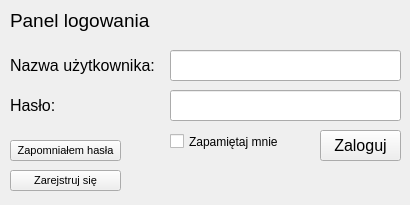
Above: Frontend/Main/UiFiles/Login_window.ui from sasuke5055/Python-messenger1 before the change. Below: the same form after it.
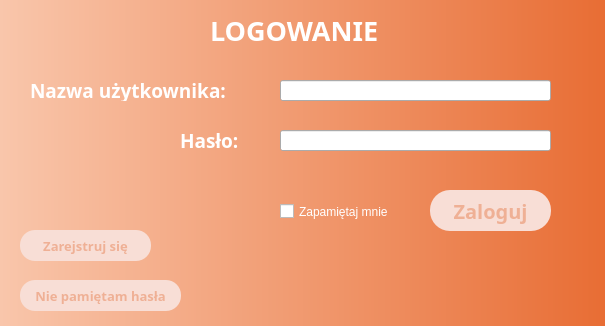
That is the form after the change.

Commit message: style: add style to all ui windows

```diff
--- a/Frontend/Main/UiFiles/Login_window.ui
+++ b/Frontend/Main/UiFiles/Login_window.ui
@@ -6,8 +6,8 @@
    <rect>
     <x>0</x>
     <y>0</y>
-    <width>410</width>
-    <height>205</height>
+    <width>605</width>
+    <height>326</height>
    </rect>
   </property>
   <property name="sizePolicy">
@@ -24,62 +24,134 @@
   </property>
   <property name="maximumSize">
    <size>
-    <width>410</width>
-    <height>205</height>
+    <width>999</width>
+    <height>999</height>
    </size>
   </property>
   <property name="windowTitle">
    <string>Logowanie</string>
   </property>
+  <property name="styleSheet">
+   <string notr="true">#MainWindow{
+background-color: qlineargradient(spread:pad, x1:0, y1:0, x2:1, y2:0, stop:0 rgba(249, 198, 171, 255), stop:1 rgba(232, 109, 52, 255));
+font: bold 20pt &quot;Routed Gothic&quot;;
+border-radius: 35px;
+}
+#centralwidget{
+background-color: qlineargradient(spread:pad, x1:0, y1:0, x2:1, y2:0, stop:0 rgba(249, 198, 171, 255), stop:1 rgba(232, 109, 52, 255));
+}
+#checkBox_remember{
+font: bold 11pt &quot;Routed Gothic&quot;;
+color:white
+}
+#button_login{
+background-color: rgb(248, 222, 214);
+border-radius: 20px;
+font: bold 15pt &quot;Routed Gothic&quot;;
+color: rgba(224,102,46,99)
+}
+#button_login:hover {
+background-color: rgba(228, 78, 9, 255);
+color: white
+}
+#button_register{
+background-color: rgb(248, 222, 214);
+border-radius: 15px;
+font: bold 10pt &quot;Routed Gothic&quot;;
+color: rgba(224,102,46,99)
+}
+#button_register:hover {
+background-color: rgba(228, 78, 9, 255);
+color: white
+}
+#button_forgot{
+background-color: rgb(248, 222, 214);
+border-radius: 15px;
+font: bold 10pt &quot;Routed Gothic&quot;;
+color: rgba(224,102,46,99)
+}
+#button_forgot:hover {
+background-color: rgba(228, 78, 9, 255);
+color: white
+}
+#label_Haslo{
+border-radius: 35px;
+font: bold 14pt &quot;Routed Gothic&quot;;
+color:white
+}
+#label_Logowanie{
+border-radius: 35px;
+font: bold 20pt &quot;Routed Gothic&quot;;
+color:white
+}
+#label_Nazwa{
+border-radius: 35px;
+font: bold 14pt &quot;Routed Gothic&quot;;
+color:white
+}
+</string>
+  </property>
   <widget class="QWidget" name="centralwidget">
-   <widget class="QLabel" name="label">
+   <widget class="QLabel" name="label_Logowanie">
     <property name="geometry">
      <rect>
-      <x>10</x>
-      <y>0</y>
-      <width>211</width>
+      <x>210</x>
+      <y>10</y>
+      <width>241</width>
       <height>41</height>
      </rect>
     </property>
     <property name="font">
      <font>
-      <pointsize>14</pointsize>
+      <family>Routed Gothic</family>
+      <pointsize>20</pointsize>
+      <weight>75</weight>
+      <italic>false</italic>
+      <bold>true</bold>
      </font>
     </property>
     <property name="text">
-     <string>Panel logowania</string>
+     <string>LOGOWANIE</string>
     </property>
    </widget>
-   <widget class="QLabel" name="label_2">
+   <widget class="QLabel" name="label_Nazwa">
     <property name="geometry">
      <rect>
-      <x>10</x>
-      <y>50</y>
-      <width>151</width>
-      <height>31</height>
+      <x>30</x>
+      <y>80</y>
+      <width>221</width>
+      <height>21</height>
      </rect>
     </property>
     <property name="font">
      <font>
-      <pointsize>12</pointsize>
+      <family>Routed Gothic</family>
+      <pointsize>14</pointsize>
+      <weight>75</weight>
+      <italic>false</italic>
+      <bold>true</bold>
      </font>
     </property>
     <property name="text">
      <string>Nazwa użytkownika:</string>
     </property>
    </widget>
-   <widget class="QLabel" name="label_3">
+   <widget class="QLabel" name="label_Haslo">
     <property name="geometry">
      <rect>
-      <x>10</x>
-      <y>90</y>
-      <width>67</width>
-      <height>31</height>
+      <x>180</x>
+      <y>130</y>
+      <width>71</width>
+      <height>21</height>
      </rect>
     </property>
     <property name="font">
      <font>
-      <pointsize>12</pointsize>
+      <family>Routed Gothic</family>
+      <pointsize>14</pointsize>
+      <weight>75</weight>
+      <italic>false</italic>
+      <bold>true</bold>
      </font>
     </property>
     <property name="text">
@@ -89,15 +161,19 @@
    <widget class="QPushButton" name="button_login">
     <property name="geometry">
      <rect>
-      <x>320</x>
-      <y>130</y>
-      <width>81</width>
-      <height>31</height>
+      <x>430</x>
+      <y>190</y>
+      <width>121</width>
+      <height>41</height>
      </rect>
     </property>
     <property name="font">
      <font>
-      <pointsize>12</pointsize>
+      <family>Routed Gothic</family>
+      <pointsize>15</pointsize>
+      <weight>75</weight>
+      <italic>false</italic>
+      <bold>true</bold>
      </font>
     </property>
     <property name="text">
@@ -107,10 +183,10 @@
    <widget class="QLineEdit" name="lineEdit_username">
     <property name="geometry">
      <rect>
-      <x>170</x>
-      <y>50</y>
-      <width>231</width>
-      <height>31</height>
+      <x>280</x>
+      <y>80</y>
+      <width>271</width>
+      <height>21</height>
      </rect>
     </property>
     <property name="text">
@@ -120,10 +196,10 @@
    <widget class="QLineEdit" name="lineEdit_password">
     <property name="geometry">
      <rect>
-      <x>170</x>
-      <y>90</y>
-      <width>231</width>
-      <height>31</height>
+      <x>280</x>
+      <y>130</y>
+      <width>271</width>
+      <height>21</height>
      </rect>
     </property>
     <property name="text">
@@ -136,9 +212,9 @@
    <widget class="QCheckBox" name="checkBox_remember">
     <property name="geometry">
      <rect>
-      <x>170</x>
-      <y>130</y>
-      <width>141</width>
+      <x>280</x>
+      <y>200</y>
+      <width>121</width>
       <height>23</height>
      </rect>
     </property>
@@ -149,33 +225,41 @@
    <widget class="QPushButton" name="button_forgot">
     <property name="geometry">
      <rect>
-      <x>10</x>
-      <y>140</y>
-      <width>111</width>
-      <height>21</height>
+      <x>20</x>
+      <y>280</y>
+      <width>161</width>
+      <height>31</height>
      </rect>
     </property>
     <property name="font">
      <font>
-      <pointsize>8</pointsize>
+      <family>Routed Gothic</family>
+      <pointsize>10</pointsize>
+      <weight>75</weight>
+      <italic>false</italic>
+      <bold>true</bold>
      </font>
     </property>
     <property name="text">
-     <string>Zapomniałem hasła</string>
+     <string>Nie pamiętam hasła</string>
     </property>
    </widget>
    <widget class="QPushButton" name="button_register">
     <property name="geometry">
      <rect>
-      <x>10</x>
-      <y>170</y>
-      <width>111</width>
-      <height>21</height>
+      <x>20</x>
+      <y>230</y>
+      <width>131</width>
+      <height>31</height>
      </rect>
     </property>
     <property name="font">
      <font>
-      <pointsize>8</pointsize>
+      <family>Routed Gothic</family>
+      <pointsize>10</pointsize>
+      <weight>75</weight>
+      <italic>false</italic>
+      <bold>true</bold>
      </font>
     </property>
     <property name="text">
```
The commit also changes 8 other files.
